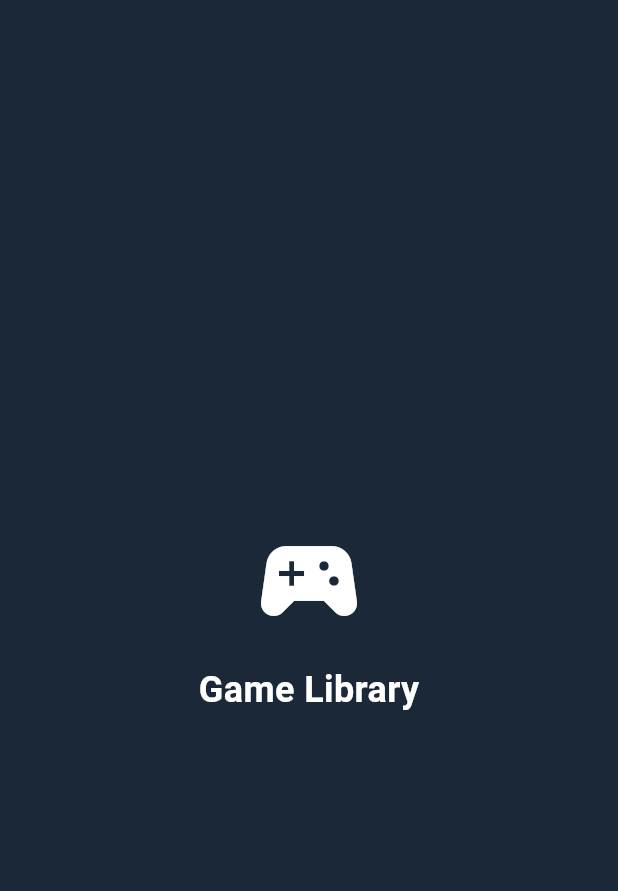
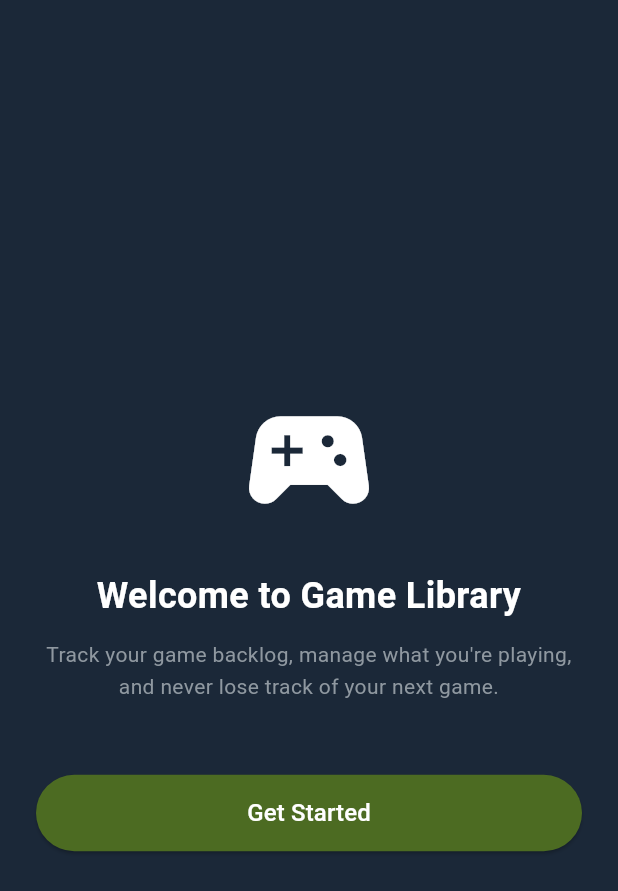
Before and after one commit to Levanttt/flutter-game-library, a Flutter app: the screen it shows after launch, on a phone screen of 412 x 824 dp. Shown: the top 891 px of the screen. Run offline on Flutter 3.47's test engine with Material 3 defaults, Android fonts, the phone set to English and light mode, and no system bars; our stand-ins replace shared_preferences.

Commit message:
Add onboarding screen with shared preferences

```diff
--- a/lib/main.dart
+++ b/lib/main.dart
@@ -1,5 +1,6 @@
 import 'package:flutter/material.dart';
 import 'splash_screen.dart';
+import 'onboarding_screen.dart';
 import 'main_page.dart';
 import 'detail_page.dart';
 import 'avatar_page.dart';
@@ -19,6 +20,7 @@ class MyApp extends StatelessWidget {
       initialRoute: '/',
       routes: {
         '/': (context) => const SplashScreen(),
+        '/onboarding': (context) => const OnboardingScreen(),
         '/home': (context) => const MainPage(),
         '/detail': (context) => const DetailPage(),
         '/avatar': (context) => const AvatarPage(),
--- /dev/null
+++ b/lib/onboarding_screen.dart
@@ -0,0 +1,69 @@
+import 'package:flutter/material.dart';
+import 'package:shared_preferences/shared_preferences.dart';
+
+class OnboardingScreen extends StatelessWidget {
+  const OnboardingScreen({super.key});
+
+  Future<void> _finishOnboarding(BuildContext context) async {
+    final prefs = await SharedPreferences.getInstance();
+    await prefs.setBool('is_first_launch', false);
+    Navigator.pushReplacementNamed(context, '/home');
+  }
+
+  @override
+  Widget build(BuildContext context) {
+    return Scaffold(
+      backgroundColor: const Color(0xFF1B2838),
+      body: SafeArea(
+        child: Padding(
+          padding: const EdgeInsets.all(24),
+          child: Column(
+            mainAxisAlignment: MainAxisAlignment.center,
+            children: [
+              const Icon(
+                Icons.sports_esports,
+                color: Colors.white,
+                size: 100,
+              ),
+              const SizedBox(height: 24),
+              const Text(
+                'Welcome to Game Library',
+                style: TextStyle(
+                  color: Colors.white,
+                  fontSize: 24,
+                  fontWeight: FontWeight.bold,
+                ),
+                textAlign: TextAlign.center,
+              ),
+              const SizedBox(height: 12),
+              const Text(
+                'Track your game backlog, manage what you\'re playing, and never lose track of your next game.',
+                style: TextStyle(
+                  color: Color(0xFF8F98A0),
+                  fontSize: 14,
+                  height: 1.5,
+                ),
+                textAlign: TextAlign.center,
+              ),
+              const SizedBox(height: 48),
+              SizedBox(
+                width: double.infinity,
+                child: ElevatedButton(
+                  style: ElevatedButton.styleFrom(
+                    backgroundColor: const Color(0xFF4C6B22),
+                    padding: const EdgeInsets.symmetric(vertical: 14),
+                  ),
+                  onPressed: () => _finishOnboarding(context),
+                  child: const Text(
+                    'Get Started',
+                    style: TextStyle(color: Colors.white, fontSize: 16),
+                  ),
+                ),
+              ),
+            ],
+          ),
+        ),
+      ),
+    );
+  }
+}
--- a/lib/splash_screen.dart
+++ b/lib/splash_screen.dart
@@ -1,7 +1,6 @@
 import 'package:flutter/material.dart';
 import 'package:shared_preferences/shared_preferences.dart';
 import 'onboarding_screen.dart';
-import 'login_screen.dart';
 import 'main_page.dart';
 
 class SplashScreen extends StatefulWidget {
@@ -24,6 +23,8 @@ class _SplashScreenState extends State<SplashScreen> {
     final prefs = await SharedPreferences.getInstance();
     final isFirstLaunch = prefs.getBool('is_first_launch') ?? true;
     final isLoggedIn = prefs.getBool('is_logged_in') ?? false;
+
+    if (!mounted) return;
 
     if (isFirstLaunch) {
       Navigator.pushReplacementNamed(context, '/onboarding');
```
